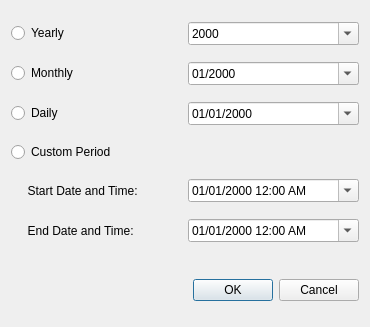
The window that src/reportdialoguebox.ui (jayadevenair/accounting-made-easy) describes before a commit, drawn with Qt 5.
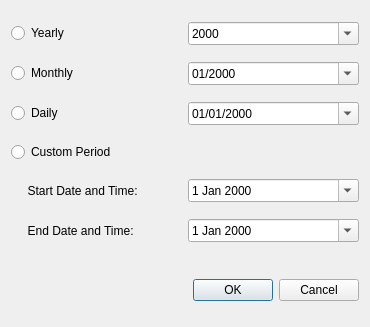
The same window after the commit.

Patch:
```diff
--- a/src/reportdialoguebox.ui
+++ b/src/reportdialoguebox.ui
@@ -13,8 +13,8 @@
   <property name="windowTitle">
    <string>Expense Report</string>
   </property>
-  <layout class="QVBoxLayout" name="verticalLayout">
-   <item>
+  <layout class="QGridLayout" name="gridLayout">
+   <item row="0" column="0">
     <layout class="QHBoxLayout" name="horizontalLayout">
      <item>
       <widget class="QRadioButton" name="radioButtonYearly">
@@ -38,7 +38,7 @@
      </item>
     </layout>
    </item>
-   <item>
+   <item row="1" column="0">
     <layout class="QHBoxLayout" name="horizontalLayout_2">
      <item>
       <widget class="QRadioButton" name="radioButtonMonthly">
@@ -59,7 +59,7 @@
      </item>
     </layout>
    </item>
-   <item>
+   <item row="2" column="0">
     <layout class="QHBoxLayout" name="horizontalLayout_3">
      <item>
       <widget class="QRadioButton" name="radioButtonDaily">
@@ -80,14 +80,14 @@
      </item>
     </layout>
    </item>
-   <item>
+   <item row="3" column="0">
     <widget class="QRadioButton" name="radioButtonCustom">
      <property name="text">
       <string>Custom Period</string>
      </property>
     </widget>
    </item>
-   <item>
+   <item row="4" column="0">
     <layout class="QHBoxLayout" name="horizontalLayout_4">
      <item>
       <widget class="QLabel" name="labelStartDateTime">
@@ -97,10 +97,7 @@
       </widget>
      </item>
      <item>
-      <widget class="QDateTimeEdit" name="dateTimeEditStart">
-       <property name="displayFormat">
-        <string>dd/MM/yyyy h:mm AP</string>
-       </property>
+      <widget class="QDateEdit" name="dateEditStart">
        <property name="calendarPopup">
         <bool>true</bool>
        </property>
@@ -108,20 +105,17 @@
      </item>
     </layout>
    </item>
-   <item>
+   <item row="5" column="0">
     <layout class="QHBoxLayout" name="horizontalLayout_5">
      <item>
       <widget class="QLabel" name="labelEndDateTime">
        <property name="text">
-        <string>     End Date and Time:</string>
+        <string>     End Date and Time:  </string>
        </property>
       </widget>
      </item>
      <item>
-      <widget class="QDateTimeEdit" name="dateTimeEditEnd">
-       <property name="displayFormat">
-        <string>dd/MM/yyyy h:mm AP</string>
-       </property>
+      <widget class="QDateEdit" name="dateEditEnd">
        <property name="calendarPopup">
         <bool>true</bool>
        </property>
@@ -129,7 +123,7 @@
      </item>
     </layout>
    </item>
-   <item>
+   <item row="6" column="0">
     <spacer name="horizontalSpacer_2">
      <property name="orientation">
       <enum>Qt::Horizontal</enum>
@@ -142,7 +136,7 @@
      </property>
     </spacer>
    </item>
-   <item>
+   <item row="7" column="0">
     <widget class="QDialogButtonBox" name="buttonBox">
      <property name="orientation">
       <enum>Qt::Horizontal</enum>
```
Left out of the diff: 9 changed lines with no effect on the pictures.
